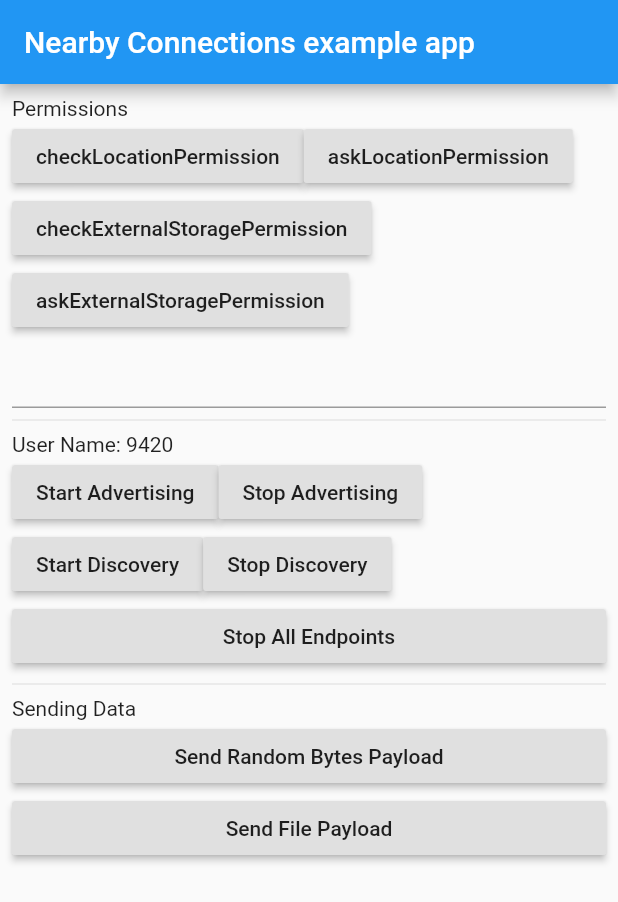
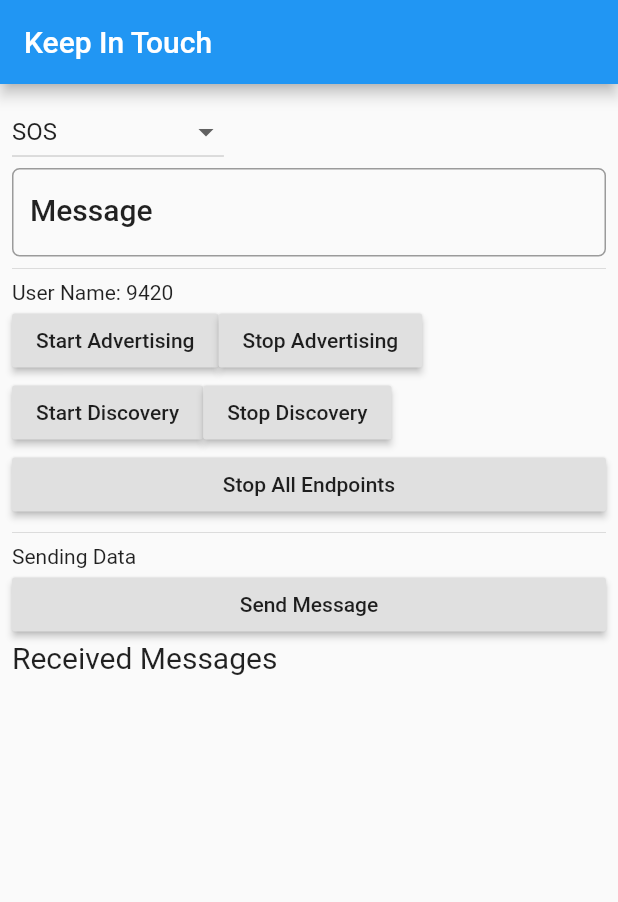
Before and after one commit to Akshay0799/KIT, a Flutter app: the screen it shows after launch, after a tap on "Stop Advertising", on a phone screen of 412 x 824 dp. Shown: the top 902 px of the screen. Run offline on Flutter 3.47's test engine with Material 2 defaults, Android fonts, the phone set to English and light mode, and no system bars; our stand-ins replace image_picker.

Commit message:
MEssaage Service works

```diff
--- a/example/lib/main.dart
+++ b/example/lib/main.dart
@@ -19,7 +19,7 @@ class _MyAppState extends State<MyApp> {
     return MaterialApp(
       home: Scaffold(
         appBar: AppBar(
-          title: const Text('Nearby Connections example app'),
+          title: const Text('Keep In Touch'),
         ),
         body: Body(),
       ),
@@ -33,69 +33,54 @@ class Body extends StatefulWidget {
 }
 
 class _MyBodyState extends State<Body> {
+  List<String> msg = [];
   final String userName = Random().nextInt(10000).toString();
   final Strategy strategy = Strategy.P2P_CLUSTER;
   final myController = TextEditingController();
+  final options = ['SOS', 'Health Centre', 'Resource Centre'];
+  String _option = 'SOS';
   List<String> cId = []; //currently connected device ID
   File tempFile; //reference to the file currently being transferred
   Map<int, String> map =
       Map(); //store filename mapped to corresponding payloadId
 
   @override
-  void initState() {}
+  void initState() {
+    checkloc();
+  }
 
   @override
   Widget build(BuildContext context) {
+    TextStyle textStyle = Theme.of(context).textTheme.title;
     return Center(
       child: Padding(
         padding: const EdgeInsets.all(8.0),
         child: ListView(
           children: <Widget>[
-            Text(
-              "Permissions",
-            ),
             Wrap(
               children: <Widget>[
-                RaisedButton(
-                  child: Text("checkLocationPermission"),
-                  onPressed: () async {
-                    if (await Nearby().checkLocationPermission()) {
-                      Scaffold.of(context).showSnackBar(SnackBar(
-                          content: Text("Location permissions granted :)")));
-                    } else {
-                      Scaffold.of(context).showSnackBar(SnackBar(
-                          content:
-                              Text("Location permissions not granted :(")));
-                    }
+                DropdownButton(
+                  items: options.map<DropdownMenuItem<String>>((String value) {
+                    return DropdownMenuItem<String>(
+                      value: value,
+                      child: Text(value),
+                    );
+                  }).toList(),
+                  value: _option,
+                  onChanged: (String value) {
+                    setState(() {
+                      this._option = value;
+                    });
                   },
                 ),
-                RaisedButton(
-                  child: Text("askLocationPermission"),
-                  onPressed: () async {
-                    await Nearby().askLocationPermission();
-                  },
-                ),
-                RaisedButton(
-                  child: Text("checkExternalStoragePermission"),
-                  onPressed: () async {
-                    if (await Nearby().checkExternalStoragePermission()) {
-                      Scaffold.of(context).showSnackBar(SnackBar(
-                          content:
-                              Text("External Storage permissions granted :)")));
-                    } else {
-                      Scaffold.of(context).showSnackBar(SnackBar(
-                          content: Text(
-                              "External Storage permissions not granted :(")));
-                    }
-                  },
-                ),
-                RaisedButton(
-                  child: Text("askExternalStoragePermission"),
-                  onPressed: () async {
-                    await Nearby().askExternalStoragePermission();
-                  },
-                ),
-                TextField(controller: myController,),
+                TextField(
+                    controller: myController,
+                    decoration: InputDecoration(
+                        hintText: 'e.g. abcd',
+                        labelText: 'Message',
+                        labelStyle: textStyle,
+                        border: OutlineInputBorder(
+                            borderRadius: BorderRadius.circular(5.0)))),
               ],
             ),
             Divider(),
@@ -205,36 +190,85 @@ class _MyBodyState extends State<Body> {
               "Sending Data",
             ),
             RaisedButton(
-              child: Text("Send Random Bytes Payload"),
-              onPressed: () async {
-                String a = myController.text;
-                for (var i in cId) {
-                  showSnackbar("Sending $a to $i");
-                  Nearby().sendBytesPayload(i, Uint8List.fromList(a.codeUnits));
-                }
-              },
-            ),
-            RaisedButton(
-              child: Text("Send File Payload"),
-              onPressed: () async {
-                File file =
-                    await ImagePicker.pickImage(source: ImageSource.gallery);
+                child: Text("Send Message"),
+                onPressed: () async {
+                  String a = myController.text;
+                  if (_option == 'SOS')
+                    a = 'SOS: ' + a;
+                  else if (_option == 'Health Centre')
+                    a = 'HC: ' + a;
+                  else
+                    a = 'RC: ' + a;
+                  for (var i in cId) {
+                    showSnackbar("Sending $a to $i");
+                    Nearby()
+                        .sendBytesPayload(i, Uint8List.fromList(a.codeUnits));
+                  }
+                }),
+            // RaisedButton(
+            //   child: Text("Send File Payload"),
+            //   onPressed: () async {
+            //     File file =
+            //         await ImagePicker.pickImage(source: ImageSource.gallery);
 
-                if (file == null) return;
-                for (var z in cId) {
-                  int payloadId = await Nearby().sendFilePayload(z, file.path);
-                  showSnackbar("Sending file to $z");
-                  Nearby().sendBytesPayload(
-                      z,
-                      Uint8List.fromList(
-                          "$payloadId:${file.path.split('/').last}".codeUnits));
-                }
-              },
-            ),
+            //     if (file == null) return;
+            //     for (var z in cId) {
+            //       int payloadId = await Nearby().sendFilePayload(z, file.path);
+            //       showSnackbar("Sending file to $z");
+            //       Nearby().sendBytesPayload(
+            //           z,
+            //           Uint8List.fromList(
+            //               "$payloadId:${file.path.split('/').last}".codeUnits));
+            //     }
+            //   },
+            // ),
+            Text('Received Messages\n', style: TextStyle(fontSize: 20)),
+            Column(
+                children: msg
+                    .map((f) => Row(children: <Widget>[
+                          Text(f,
+                              textAlign: TextAlign.left,
+                              style: TextStyle(fontSize: 20)),
+                          RaisedButton(
+                            color: Theme.of(context).primaryColorDark,
+                            textColor: Theme.of(context).primaryColorLight,
+                            onPressed: Go,
+                            child: Text('View', style: TextStyle(fontSize: 20)),
+                          )
+                        ]))
+                    .toList()),
           ],
         ),
       ),
     );
+  }
+
+  void Go() {}
+  void askLoc() async {
+    await Nearby().askLocationPermission();
+  }
+
+  void checkloc() async {
+    if (await Nearby().checkLocationPermission()) {
+      Scaffold.of(context).showSnackBar(
+          SnackBar(content: Text("Location permissions granted :)")));
+    } else {
+      askLoc();
+    }
+    checkext();
+  }
+
+  void askExt() async {
+    await Nearby().askExternalStoragePermission();
+  }
+
+  void checkext() async {
+    if (await Nearby().checkExternalStoragePermission()) {
+      Scaffold.of(context).showSnackBar(
+          SnackBar(content: Text("External Storage permissions granted :)")));
+    } else {
+      askExt();
+    }
   }
 
   void showSnackbar(dynamic a) {
@@ -260,7 +294,7 @@ class _MyBodyState extends State<Body> {
                 child: Text("Accept Connection"),
                 onPressed: () {
                   Navigator.pop(context);
-                  if(!cId.contains(id)){
+                  if (!cId.contains(id)) {
                     cId.add(id);
                   }
 
@@ -270,6 +304,16 @@ class _MyBodyState extends State<Body> {
                       if (payload.type == PayloadType.BYTES) {
                         String str = String.fromCharCodes(payload.bytes);
                         showSnackbar(endid + ": " + str);
+                        setState(() {
+                          if (!msg.contains(str)) {
+                            msg.add(str);
+                            for (var i in cId) {
+                              showSnackbar("Sending $str to $i");
+                              Nearby().sendBytesPayload(
+                                  i, Uint8List.fromList(str.codeUnits));
+                            }
+                          }
+                        });
 
                         if (str.contains(':')) {
                           // used for file payload as file payload is mapped as
```
